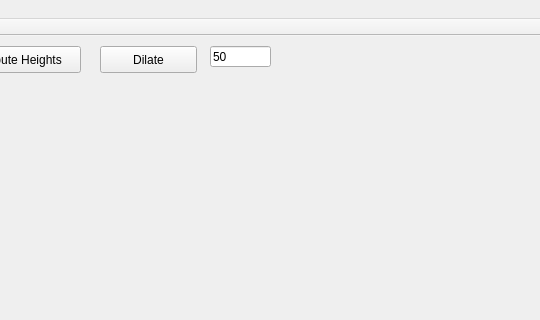
evouga/SelfSupporting, file mainwindow.ui: the form before one commit; both pictures show x 740 to 1280 and y 0 to 320 of the 1280 by 800 pixel window.
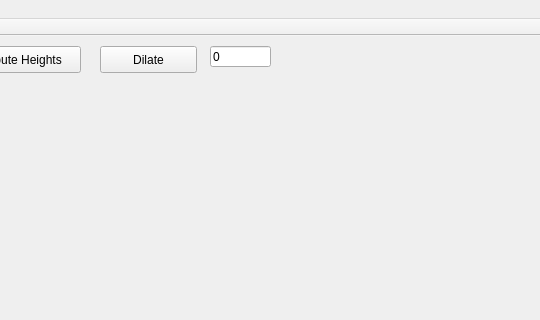
The form after the commit. Custom widgets are drawn as their Qt base class.

The edit to the form file:
```diff
--- a/mainwindow.ui
+++ b/mainwindow.ui
@@ -484,7 +484,7 @@
      </rect>
     </property>
     <property name="text">
-     <string>50</string>
+     <string>0</string>
     </property>
    </widget>
    <widget class="QPushButton" name="pushButton">
```
